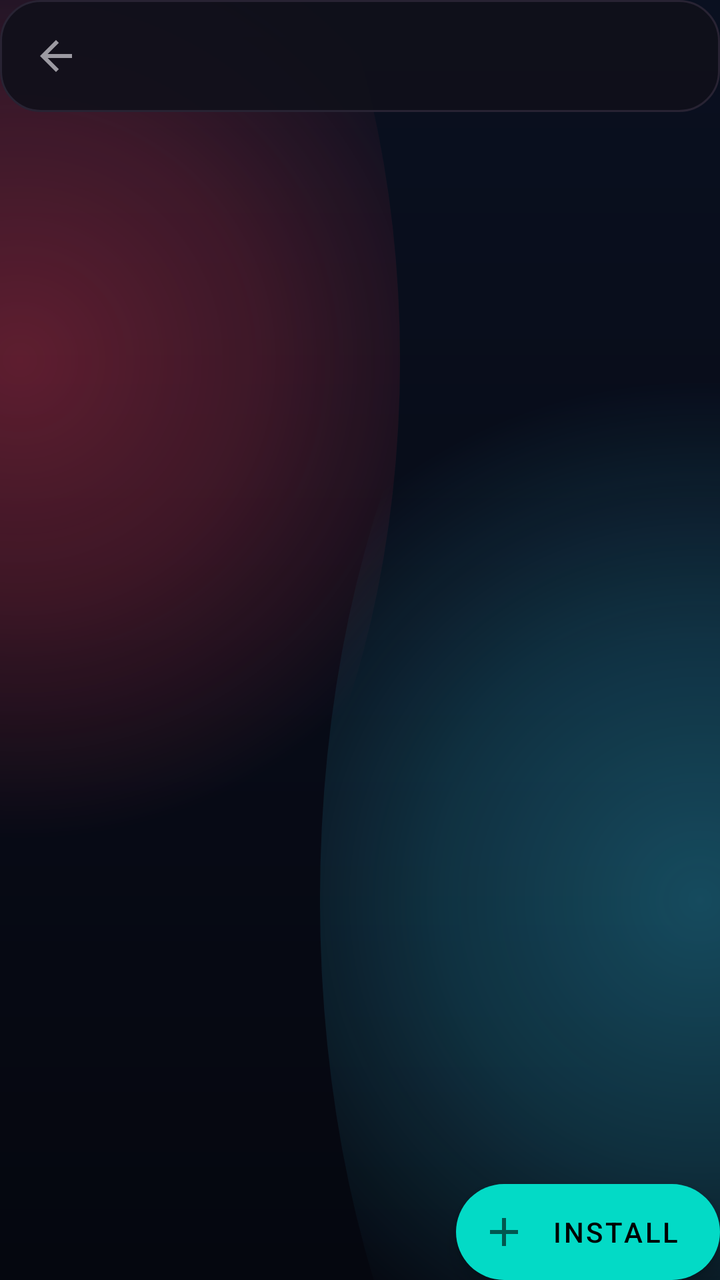
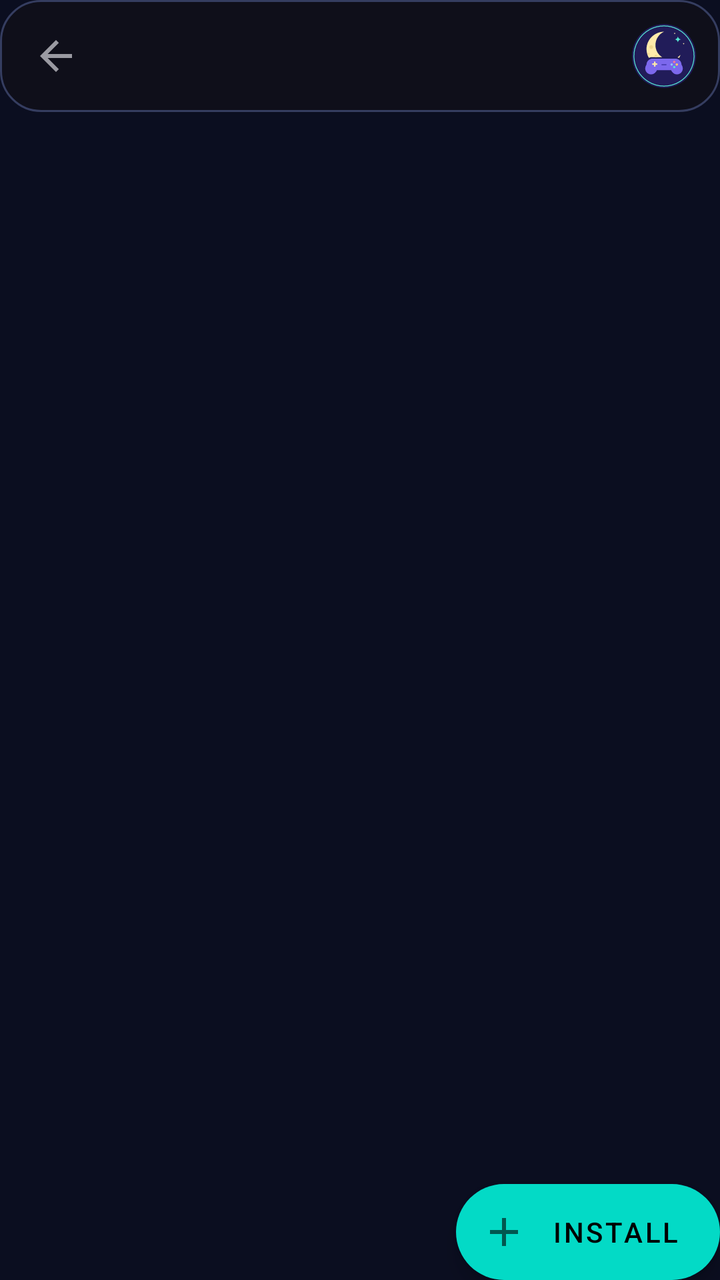

Before-and-after screenshots of an Android layout around one commit, followed by the original layout XML and the change that was made.
<!-- AndroidManifest.xml: fallback theme Theme.MaterialComponents.DayNight.NoActionBar -->
<!-- res/layout/fragment_addons.xml -->
<?xml version="1.0" encoding="utf-8"?>
<androidx.constraintlayout.widget.ConstraintLayout xmlns:android="http://schemas.android.com/apk/res/android"
    xmlns:app="http://schemas.android.com/apk/res-auto"
    android:id="@+id/coordinator_about"
    android:layout_width="match_parent"
    android:layout_height="match_parent"
    android:background="@drawable/moonwitch_background">

    <com.google.android.material.appbar.AppBarLayout
        android:id="@+id/appbar_addons"
        style="@style/Widget.Eden.TransparentTopAppBarLayout"
        android:layout_width="match_parent"
        android:layout_height="wrap_content"
        android:fitsSystemWindows="true"
        android:touchscreenBlocksFocus="false"
        app:layout_constraintEnd_toEndOf="parent"
        app:layout_constraintStart_toStartOf="parent"
        app:layout_constraintTop_toTopOf="parent">

        <com.google.android.material.appbar.MaterialToolbar
            android:id="@+id/toolbar_addons"
            style="@style/Widget.Eden.TransparentTopToolbar"
            android:layout_width="match_parent"
            android:layout_height="?attr/actionBarSize"
            android:touchscreenBlocksFocus="false"
            app:navigationIcon="@drawable/ic_back" />

    </com.google.android.material.appbar.AppBarLayout>

    <androidx.recyclerview.widget.RecyclerView
        android:id="@+id/list_addons"
        android:layout_width="match_parent"
        android:layout_height="0dp"
        android:clipToPadding="false"
        android:defaultFocusHighlightEnabled="false"
        android:nextFocusDown="@id/button_install"
        app:layout_behavior="@string/appbar_scrolling_view_behavior"
        app:layout_constraintBottom_toBottomOf="parent"
        app:layout_constraintEnd_toEndOf="parent"
        app:layout_constraintStart_toStartOf="parent"
        app:layout_constraintTop_toBottomOf="@+id/appbar_addons" />

    <com.google.android.material.floatingactionbutton.ExtendedFloatingActionButton
        android:id="@+id/button_install"
        android:layout_width="wrap_content"
        android:layout_height="wrap_content"
        android:layout_gravity="bottom|end"
        android:text="@string/install"
        app:icon="@drawable/ic_add"
        app:layout_constraintBottom_toBottomOf="parent"
        app:layout_constraintEnd_toEndOf="parent" />

</androidx.constraintlayout.widget.ConstraintLayout>
<!-- resources referenced by this layout -->
<resources>
  <!-- drawable ic_add (drawable) -->
  <vector xmlns:android="http://schemas.android.com/apk/res/android"
      android:width="24dp"
      android:height="24dp"
      android:viewportWidth="24"
      android:viewportHeight="24">
      <path
          android:fillColor="?attr/colorControlNormal"
          android:pathData="M19,13h-6v6h-2v-6H5v-2h6V5h2v6h6v2z" />
  </vector>
  <!-- drawable ic_back (drawable) -->
  <vector xmlns:android="http://schemas.android.com/apk/res/android"
      android:width="24dp"
      android:height="24dp"
      android:autoMirrored="true"
      android:viewportWidth="24"
      android:viewportHeight="24">
      <path
          android:fillColor="?attr/colorControlNormal"
          android:pathData="M20,11H7.83l5.59,-5.59L12,4l-8,8 8,8 1.41,-1.41L7.83,13H20v-2z" />
  </vector>
  <!-- drawable moonwitch_background (drawable) -->
  <?xml version="1.0" encoding="utf-8"?>
  <layer-list xmlns:android="http://schemas.android.com/apk/res/android">
      <item>
          <shape android:shape="rectangle">
              <gradient
                  android:angle="270"
                  android:endColor="#05070F"
                  android:startColor="#0A1020" />
          </shape>
      </item>
      <item android:left="-180dp" android:right="160dp" android:top="-160dp" android:bottom="120dp">
          <shape android:shape="oval">
              <gradient
                  android:centerColor="#35FF3B55"
                  android:endColor="#00FF3B55"
                  android:gradientRadius="240dp"
                  android:startColor="#58FF3B55"
                  android:type="radial" />
          </shape>
      </item>
      <item android:left="160dp" android:right="-180dp" android:top="80dp" android:bottom="-180dp">
          <shape android:shape="oval">
              <gradient
                  android:centerColor="#3035D8FF"
                  android:endColor="#0035D8FF"
                  android:gradientRadius="260dp"
                  android:startColor="#5035D8FF"
                  android:type="radial" />
          </shape>
      </item>
  </layer-list>
  <string name="install">Install</string>
  <style name="Widget.Eden.TransparentTopAppBarLayout" parent="">
          <item name="android:background">@android:color/transparent</item>
          <item name="android:elevation">0dp</item>
          <item name="android:stateListAnimator">@null</item>
          <item name="elevation">0dp</item>
          <item name="liftOnScroll">false</item>
          <item name="statusBarForeground">@android:color/transparent</item>
      </style>
  <style name="Widget.Eden.TransparentTopToolbar" parent="">
          <item name="android:background">@drawable/mw_reformulation_toolbar_surface</item>
          <item name="android:elevation">0dp</item>
          <item name="backgroundTint">@android:color/transparent</item>
          <item name="titleTextColor">@color/mw_ui_text</item>
          <item name="subtitleTextColor">@color/mw_ui_text_2</item>
          <item name="navigationIconTint">@color/mw_ui_text</item>
      </style>
  <!-- drawable mw_reformulation_toolbar_surface (drawable) -->
  <?xml version="1.0" encoding="utf-8"?>
  <shape xmlns:android="http://schemas.android.com/apk/res/android" android:shape="rectangle"><solid android:color="#E610101A"/><corners android:radius="20dp"/><stroke android:width="1dp" android:color="@color/mw_ui_border"/></shape>
  <color name="mw_ui_text">#F7F5FB</color>
  <color name="mw_ui_text_2">#A7A2AF</color>
  <color name="mw_ui_border">#282333</color>
</resources>

<!-- the commit's change to res/layout/fragment_addons.xml (unified diff, before → after) -->
@@ -23,7 +23,7 @@
             android:layout_width="match_parent"
             android:layout_height="?attr/actionBarSize"
             android:touchscreenBlocksFocus="false"
-            app:navigationIcon="@drawable/ic_back" />
+            app:navigationIcon="@drawable/ic_back" ><ImageView android:layout_width="32dp" android:layout_height="32dp" android:layout_gravity="end" android:layout_marginEnd="12dp" android:src="@drawable/ic_moonwitch_mark" android:importantForAccessibility="no"/></com.google.android.material.appbar.MaterialToolbar>
 
     </com.google.android.material.appbar.AppBarLayout>
 
<!-- resource entries referenced after the edit -->
@@ -21,38 +21,9 @@
           android:fillColor="?attr/colorControlNormal"
           android:pathData="M20,11H7.83l5.59,-5.59L12,4l-8,8 8,8 1.41,-1.41L7.83,13H20v-2z" />
   </vector>
+  <!-- drawable ic_moonwitch_mark: vector/xml drawable (drawable, 2291 chars, omitted) -->
   <!-- drawable moonwitch_background (drawable) -->
-  <?xml version="1.0" encoding="utf-8"?>
-  <layer-list xmlns:android="http://schemas.android.com/apk/res/android">
-      <item>
-          <shape android:shape="rectangle">
-              <gradient
-                  android:angle="270"
-                  android:endColor="#05070F"
-                  android:startColor="#0A1020" />
-          </shape>
-      </item>
-      <item android:left="-180dp" android:right="160dp" android:top="-160dp" android:bottom="120dp">
-          <shape android:shape="oval">
-              <gradient
-                  android:centerColor="#35FF3B55"
-                  android:endColor="#00FF3B55"
-                  android:gradientRadius="240dp"
-                  android:startColor="#58FF3B55"
-                  android:type="radial" />
-          </shape>
-      </item>
-      <item android:left="160dp" android:right="-180dp" android:top="80dp" android:bottom="-180dp">
-          <shape android:shape="oval">
-              <gradient
-                  android:centerColor="#3035D8FF"
-                  android:endColor="#0035D8FF"
-                  android:gradientRadius="260dp"
-                  android:startColor="#5035D8FF"
-                  android:type="radial" />
-          </shape>
-      </item>
-  </layer-list>
+  <shape xmlns:android="http://schemas.android.com/apk/res/android"><solid android:color="@color/mw_reform_bg"/></shape>
   <string name="install">Install</string>
   <style name="Widget.Eden.TransparentTopAppBarLayout" parent="">
           <item name="android:background">@android:color/transparent</item>
@@ -70,11 +41,12 @@
           <item name="subtitleTextColor">@color/mw_ui_text_2</item>
           <item name="navigationIconTint">@color/mw_ui_text</item>
       </style>
+  <color name="mw_reform_bg">#0B0E20</color>
   <!-- drawable mw_reformulation_toolbar_surface (drawable) -->
   <?xml version="1.0" encoding="utf-8"?>
   <shape xmlns:android="http://schemas.android.com/apk/res/android" android:shape="rectangle"><solid android:color="#E610101A"/><corners android:radius="20dp"/><stroke android:width="1dp" android:color="@color/mw_ui_border"/></shape>
-  <color name="mw_ui_text">#F7F5FB</color>
-  <color name="mw_ui_text_2">#A7A2AF</color>
-  <color name="mw_ui_border">#282333</color>
+  <color name="mw_ui_text">#F7F6FC</color>
+  <color name="mw_ui_text_2">#B7BED5</color>
+  <color name="mw_ui_border">#353D60</color>
 </resources>
 
